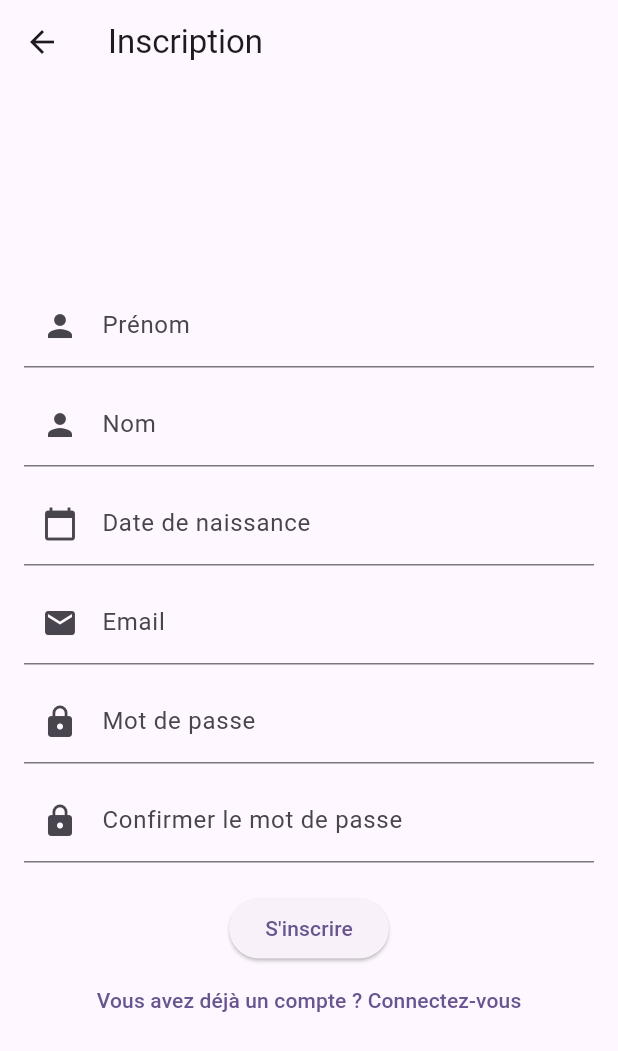
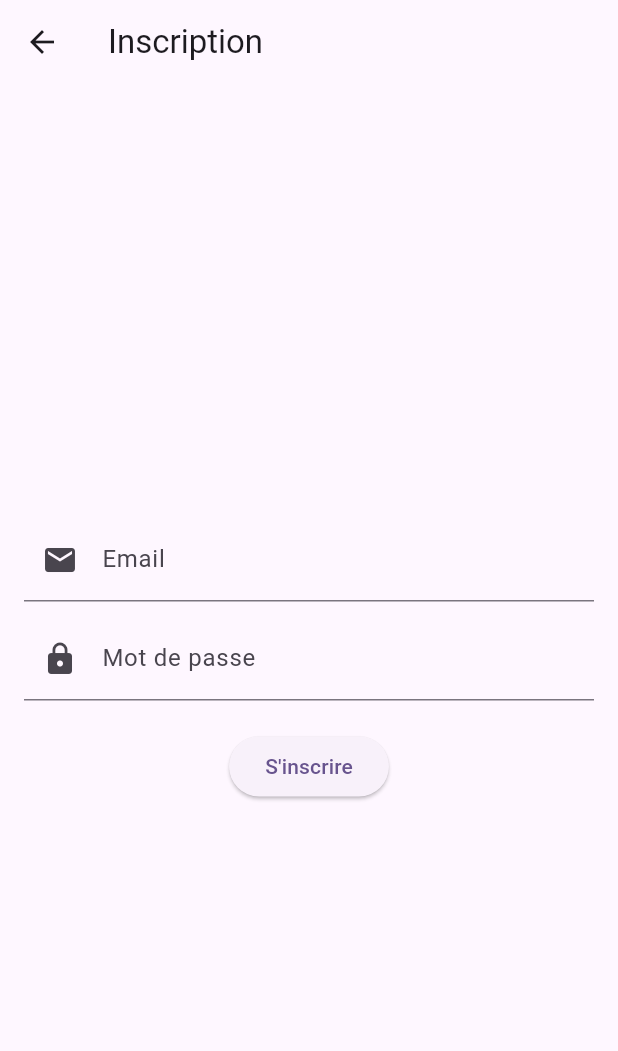
Before and after one commit to Isabelle-Comp/gestionDepense, a Flutter app: the screen it shows after launch, after a tap on "S'inscrire", on a phone screen of 412 x 824 dp. Shown: the top 1051 px of the screen. Run offline on Flutter 3.47's test engine with Material 3 defaults, Android fonts, the phone set to English and light mode, and no system bars.

Commit message:
Isabelle-comp

```diff
--- a/lib/pages/inscription.dart
+++ b/lib/pages/inscription.dart
@@ -1,49 +1,29 @@
 import 'package:flutter/material.dart';
 
-class SignUpPage extends StatefulWidget {
-  const SignUpPage({super.key});
+class Inscription extends StatefulWidget {
+  const Inscription({super.key});
 
   @override
-  _SignUpPageState createState() => _SignUpPageState();
+  _InscriptionState createState() => _InscriptionState();
 }
 
-class _SignUpPageState extends State<SignUpPage> {
-  final _firstNameController = TextEditingController(); // Contrôleur pour le prénom
-  final _lastNameController = TextEditingController();  // Contrôleur pour le nom
+class _InscriptionState extends State<Inscription> {
   final _emailController = TextEditingController(); // Contrôleur pour l'email
   final _passwordController = TextEditingController(); // Contrôleur pour le mot de passe
-  final _confirmPasswordController = TextEditingController(); // Contrôleur pour la confirmation du mot de passe
-  final _birthdateController = TextEditingController(); // Contrôleur pour la date de naissance
 
   // Méthode pour gérer l'inscription
   void _signUp() {
-    final firstName = _firstNameController.text;
-    final lastName = _lastNameController.text;
     final email = _emailController.text;
     final password = _passwordController.text;
-    final confirmPassword = _confirmPasswordController.text;
-    final birthdate = _birthdateController.text;
 
-    if (firstName.isNotEmpty &&
-        lastName.isNotEmpty &&
-        email.isNotEmpty &&
-        password.isNotEmpty &&
-        confirmPassword.isNotEmpty &&
-        birthdate.isNotEmpty) {
-      if (password == confirmPassword) {
-        // Logique d'inscription réussie
-        ScaffoldMessenger.of(context).showSnackBar(
-          const SnackBar(content: Text('Inscription réussie!')),
-        );
-        Navigator.pop(context); // Revenir à la page de connexion après l'inscription
-      } else {
-        ScaffoldMessenger.of(context).showSnackBar(
-          const SnackBar(content: Text('Les mots de passe ne correspondent pas')),
-        );
-      }
+    if (email.isNotEmpty && password.isNotEmpty) {
+      // Logique d'inscription (backend ou logique locale)
+      ScaffoldMessenger.of(context).showSnackBar(
+        const SnackBar(content: Text('Inscription réussie')),
+      );
     } else {
       ScaffoldMessenger.of(context).showSnackBar(
-        const SnackBar(content: Text('Veuillez remplir tous les champs')),
+        const SnackBar(content: Text('Veuillez entrer un email et un mot de passe')),
       );
     }
   }
@@ -61,31 +41,6 @@ class _SignUpPageState extends State<SignUpPage> {
             mainAxisAlignment: MainAxisAlignment.center,
             children: [
               TextField(
-                controller: _firstNameController,
-                decoration: const InputDecoration(
-                  labelText: 'Prénom',
-                  prefixIcon: Icon(Icons.person),
-                ),
-              ),
-              const SizedBox(height: 10),
-              TextField(
-                controller: _lastNameController,
-                decoration: const InputDecoration(
-                  labelText: 'Nom',
-                  prefixIcon: Icon(Icons.person),
-                ),
-              ),
-              const SizedBox(height: 10),
-              TextField(
-                controller: _birthdateController,
-                decoration: const InputDecoration(
-                  labelText: 'Date de naissance',
-                  prefixIcon: Icon(Icons.calendar_today),
-                ),
-                keyboardType: TextInputType.datetime,
-              ),
-              const SizedBox(height: 10),
-              TextField(
                 controller: _emailController,
                 decoration: const InputDecoration(
                   labelText: 'Email',
@@ -102,25 +57,10 @@ class _SignUpPageState extends State<SignUpPage> {
                 ),
                 obscureText: true, // Masque le mot de passe
               ),
-              const SizedBox(height: 10),
-              TextField(
-                controller: _confirmPasswordController,
-                decoration: const InputDecoration(
-                  labelText: 'Confirmer le mot de passe',
-                  prefixIcon: Icon(Icons.lock),
-                ),
-                obscureText: true, // Masque le mot de passe
-              ),
               const SizedBox(height: 20),
               ElevatedButton(
                 onPressed: _signUp, // Appel à la méthode d'inscription
                 child: const Text('S\'inscrire'),
-              ),
-              TextButton(
-                onPressed: () {
-                  Navigator.pop(context); // Revenir à la page de connexion
-                },
-                child: const Text("Vous avez déjà un compte ? Connectez-vous"),
               ),
             ],
           ),
--- a/lib/pages/login.dart
+++ b/lib/pages/login.dart
@@ -1,5 +1,5 @@
 import 'package:flutter/material.dart';
-import 'signup.dart'; // Import de la page d'inscription
+import 'inscription.dart'; // Import de la page d'inscription
 
 class LoginPage extends StatefulWidget {
   const LoginPage({super.key});
@@ -68,7 +68,7 @@ class _LoginPageState extends State<LoginPage> {
                   // Naviguer vers la page d'inscription
                   Navigator.push(
                     context,
-                    MaterialPageRoute(builder: (context) => const SignUpPage()),
+                    MaterialPageRoute(builder: (context) => const Inscription()),
                   );
                 },
                 child: const Text("Pas de compte ? S'inscrire"),
--- a/lib/pages/onbaording.dart
+++ b/lib/pages/onbaording.dart
@@ -75,7 +75,7 @@ class OnboardingPageState extends State<OnboardingPage> {
                   onPressed: () {
                     Navigator.push(
                       context,
-                      MaterialPageRoute(builder: (context) => const SignUpPage()), // Redirection vers la page d'inscription
+                      MaterialPageRoute(builder: (context) => const Inscription()), // Redirection vers la page d'inscription
                     );
                   },
                   child: const Text("S'inscrire"),
```
